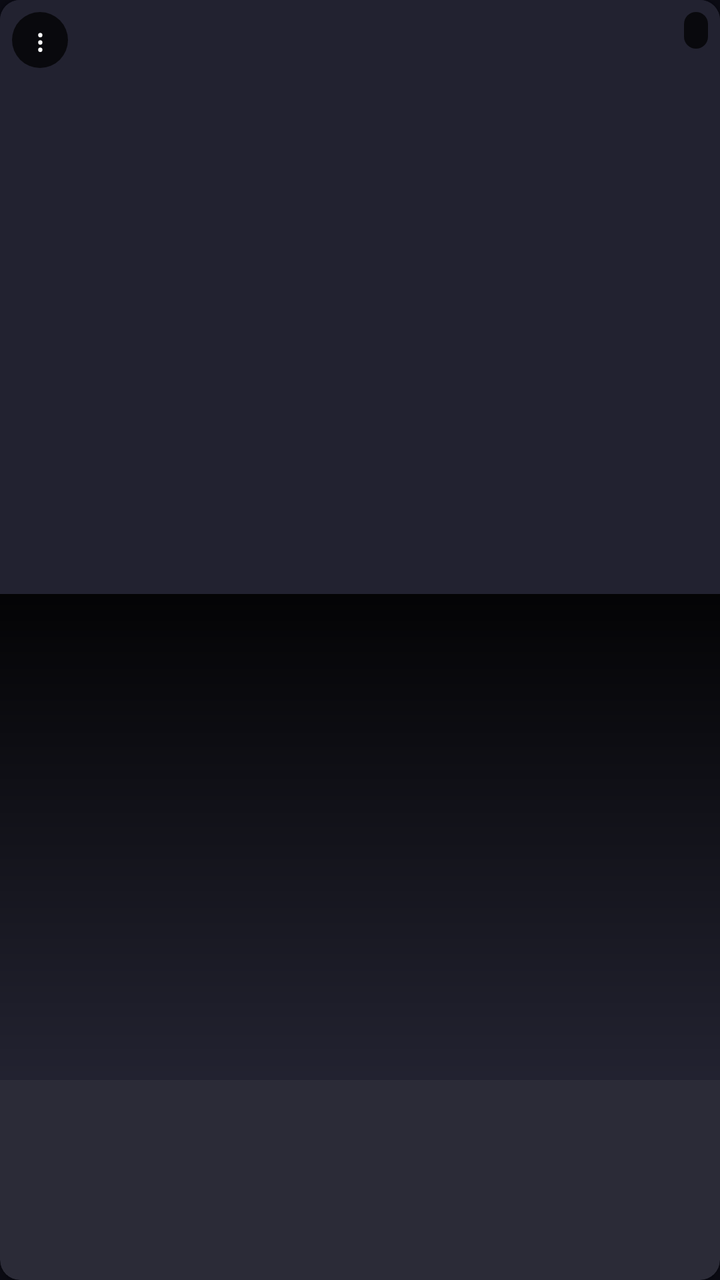
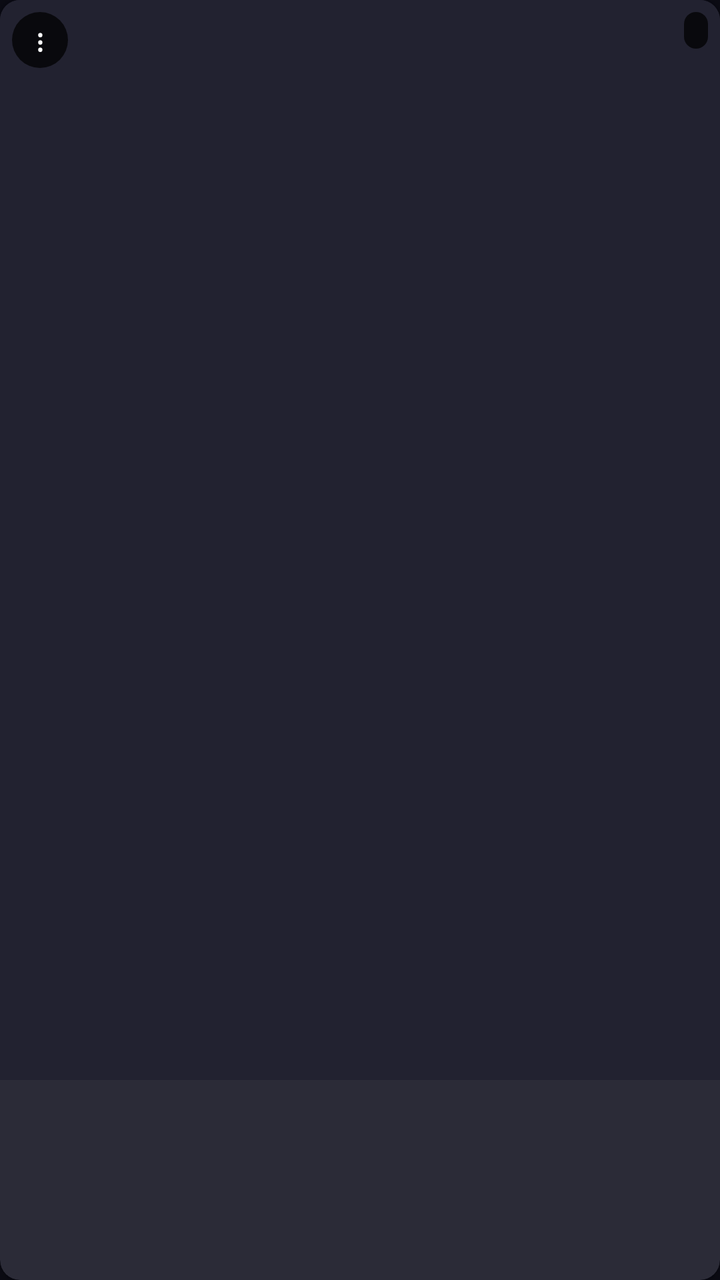

The first picture is an Android layout as it rendered before a commit; the second is the same layout after the commit. The layout source and the unified diff follow.
<!-- AndroidManifest.xml: application theme Theme.RetroTube -->
<!-- res/layout/item_video.xml -->
<?xml version="1.0" encoding="utf-8"?>
<com.google.android.material.card.MaterialCardView
    xmlns:android="http://schemas.android.com/apk/res/android"
    xmlns:app="http://schemas.android.com/apk/res-auto"
    android:id="@+id/videoCard"
    android:layout_width="match_parent"
    android:layout_height="wrap_content"
    android:layout_margin="6dp"
    android:clickable="true"
    android:focusable="true"
    app:cardBackgroundColor="@color/retro_surface"
    app:cardCornerRadius="10dp"
    app:cardElevation="3dp"
    app:rippleColor="@color/retro_teal">

    <androidx.constraintlayout.widget.ConstraintLayout
        android:layout_width="match_parent"
        android:layout_height="wrap_content">

        <ImageView
            android:id="@+id/videoThumbnail"
            android:layout_width="0dp"
            android:layout_height="0dp"
            android:scaleType="centerCrop"
            android:background="@color/thumbnail_placeholder"
            app:layout_constraintDimensionRatio="2:3"
            app:layout_constraintTop_toTopOf="parent"
            app:layout_constraintStart_toStartOf="parent"
            app:layout_constraintEnd_toEndOf="parent" />

        <View
            android:id="@+id/posterScrim"
            android:layout_width="0dp"
            android:layout_height="0dp"
            android:background="@drawable/poster_scrim"
            app:layout_constraintTop_toTopOf="@id/videoThumbnail"
            app:layout_constraintBottom_toBottomOf="@id/videoThumbnail"
            app:layout_constraintStart_toStartOf="@id/videoThumbnail"
            app:layout_constraintEnd_toEndOf="@id/videoThumbnail"
            app:layout_constraintVertical_bias="1"
            app:layout_constraintHeight_percent="0.45" />

        <TextView
            android:id="@+id/videoMenuButton"
            android:layout_width="28dp"
            android:layout_height="28dp"
            android:layout_margin="6dp"
            android:text="⋮"
            android:textColor="@android:color/white"
            android:textSize="16sp"
            android:gravity="center"
            android:background="@drawable/poster_icon_background"
            app:layout_constraintTop_toTopOf="@id/videoThumbnail"
            app:layout_constraintStart_toStartOf="@id/videoThumbnail" />

        <TextView
            android:id="@+id/presetBadge"
            android:layout_width="wrap_content"
            android:layout_height="wrap_content"
            android:layout_margin="6dp"
            android:paddingHorizontal="6dp"
            android:paddingVertical="3dp"
            android:background="@drawable/badge_background"
            android:textColor="@color/retro_teal"
            android:textSize="9sp"
            android:fontFamily="monospace"
            android:letterSpacing="0.02"
            app:layout_constraintTop_toTopOf="@id/videoThumbnail"
            app:layout_constraintEnd_toEndOf="@id/videoThumbnail" />

        <TextView
            android:id="@+id/videoLocationHint"
            android:layout_width="0dp"
            android:layout_height="wrap_content"
            android:layout_marginStart="8dp"
            android:layout_marginEnd="8dp"
            android:layout_marginBottom="1dp"
            android:textColor="@color/retro_teal"
            android:textSize="9.5sp"
            android:maxLines="1"
            android:ellipsize="end"
            android:visibility="gone"
            app:layout_constraintBottom_toTopOf="@id/videoName"
            app:layout_constraintStart_toStartOf="@id/videoThumbnail"
            app:layout_constraintEnd_toEndOf="@id/videoThumbnail" />

        <TextView
            android:id="@+id/videoName"
            android:layout_width="0dp"
            android:layout_height="wrap_content"
            android:layout_marginStart="8dp"
            android:layout_marginEnd="8dp"
            android:layout_marginBottom="10dp"
            android:textColor="@android:color/white"
            android:textSize="12.5sp"
            android:maxLines="2"
            android:ellipsize="end"
            app:layout_constraintBottom_toBottomOf="@id/videoThumbnail"
            app:layout_constraintStart_toStartOf="@id/videoThumbnail"
            app:layout_constraintEnd_toEndOf="@id/videoThumbnail" />

        <View
            android:id="@+id/progressBarTrack"
            android:layout_width="0dp"
            android:layout_height="3dp"
            android:background="@color/progress_track"
            android:visibility="gone"
            app:layout_constraintBottom_toBottomOf="@id/videoThumbnail"
            app:layout_constraintStart_toStartOf="@id/videoThumbnail"
            app:layout_constraintEnd_toEndOf="@id/videoThumbnail" />

        <View
            android:id="@+id/progressBarFill"
            android:layout_width="0dp"
            android:layout_height="3dp"
            android:background="@drawable/progress_bar_fill"
            android:visibility="gone"
            app:layout_constraintBottom_toBottomOf="@id/videoThumbnail"
            app:layout_constraintStart_toStartOf="@id/videoThumbnail" />

    </androidx.constraintlayout.widget.ConstraintLayout>

</com.google.android.material.card.MaterialCardView>
<!-- resources referenced by this layout -->
<resources>
  <color name="progress_track">#66000000</color>
  <color name="retro_surface">#1A1A26</color>
  <color name="retro_teal">#2FE6D0</color>
  <color name="thumbnail_placeholder">#222230</color>
  <!-- drawable badge_background (drawable) -->
  <?xml version="1.0" encoding="utf-8"?>
  <shape xmlns:android="http://schemas.android.com/apk/res/android">
      <solid android:color="#B8000000" />
      <corners android:radius="8dp" />
  </shape>
  <!-- drawable poster_icon_background (drawable) -->
  <?xml version="1.0" encoding="utf-8"?>
  <shape xmlns:android="http://schemas.android.com/apk/res/android"
      android:shape="oval">
      <solid android:color="#B8000000" />
  </shape>
  <!-- drawable poster_scrim (drawable) -->
  <?xml version="1.0" encoding="utf-8"?>
  <shape xmlns:android="http://schemas.android.com/apk/res/android">
      <gradient
          android:angle="90"
          android:startColor="#00000000"
          android:endColor="#E6000000" />
  </shape>
  <!-- drawable progress_bar_fill (drawable) -->
  <?xml version="1.0" encoding="utf-8"?>
  <shape xmlns:android="http://schemas.android.com/apk/res/android">
      <solid android:color="@color/retro_teal" />
      <corners android:radius="2dp" />
  </shape>
  <style name="Theme.RetroTube" parent="Theme.MaterialComponents.NoActionBar">
          <item name="colorPrimary">@color/retro_teal</item>
          <item name="colorPrimaryDark">@color/retro_background</item>
          <item name="colorOnPrimary">@color/retro_teal_on</item>
          <item name="colorSecondary">@color/retro_magenta</item>
          <item name="colorOnSecondary">@color/retro_magenta_on</item>
          <item name="colorSurface">@color/retro_surface</item>
          <item name="colorOnSurface">@color/retro_text_primary</item>
          <item name="colorOnBackground">@color/retro_text_primary</item>
          <item name="android:windowBackground">@color/retro_background</item>
          <item name="android:textColorPrimary">@color/retro_text_primary</item>
          <item name="android:textColorSecondary">@color/retro_text_muted</item>
          <item name="radioButtonStyle">@style/Widget.RetroTube.RadioButton</item>
          <item name="switchStyle">@style/Widget.RetroTube.Switch</item>
      </style>
  <color name="retro_background">#0B0B14</color>
  <color name="retro_teal_on">#05201C</color>
  <color name="retro_magenta">#FF2E88</color>
  <color name="retro_magenta_on">#2B0716</color>
  <color name="retro_text_primary">#F2F2F5</color>
  <color name="retro_text_muted">#9098A6</color>
  <style name="Widget.RetroTube.RadioButton" parent="Widget.MaterialComponents.CompoundButton.RadioButton">
          <item name="android:minHeight">56dp</item>
          <item name="android:paddingVertical">10dp</item>
          <item name="android:paddingStart">4dp</item>
          <item name="android:gravity">center_vertical</item>
      </style>
  <style name="Widget.RetroTube.Switch" parent="Widget.MaterialComponents.CompoundButton.Switch">
          <item name="android:minHeight">56dp</item>
          <item name="android:paddingVertical">10dp</item>
          <item name="android:paddingStart">4dp</item>
          <item name="android:gravity">center_vertical</item>
      </style>
</resources>

<!-- the commit's change to res/layout/item_video.xml (unified diff, before → after) -->
@@ -28,18 +28,6 @@
             app:layout_constraintStart_toStartOf="parent"
             app:layout_constraintEnd_toEndOf="parent" />
 
-        <View
-            android:id="@+id/posterScrim"
-            android:layout_width="0dp"
-            android:layout_height="0dp"
-            android:background="@drawable/poster_scrim"
-            app:layout_constraintTop_toTopOf="@id/videoThumbnail"
-            app:layout_constraintBottom_toBottomOf="@id/videoThumbnail"
-            app:layout_constraintStart_toStartOf="@id/videoThumbnail"
-            app:layout_constraintEnd_toEndOf="@id/videoThumbnail"
-            app:layout_constraintVertical_bias="1"
-            app:layout_constraintHeight_percent="0.45" />
-
         <TextView
             android:id="@+id/videoMenuButton"
             android:layout_width="28dp"
@@ -68,37 +56,6 @@
             app:layout_constraintTop_toTopOf="@id/videoThumbnail"
             app:layout_constraintEnd_toEndOf="@id/videoThumbnail" />
 
-        <TextView
-            android:id="@+id/videoLocationHint"
-            android:layout_width="0dp"
-            android:layout_height="wrap_content"
-            android:layout_marginStart="8dp"
-            android:layout_marginEnd="8dp"
-            android:layout_marginBottom="1dp"
-            android:textColor="@color/retro_teal"
-            android:textSize="9.5sp"
-            android:maxLines="1"
-            android:ellipsize="end"
-            android:visibility="gone"
-            app:layout_constraintBottom_toTopOf="@id/videoName"
-            app:layout_constraintStart_toStartOf="@id/videoThumbnail"
-            app:layout_constraintEnd_toEndOf="@id/videoThumbnail" />
-
-        <TextView
-            android:id="@+id/videoName"
-            android:layout_width="0dp"
-            android:layout_height="wrap_content"
-            android:layout_marginStart="8dp"
-            android:layout_marginEnd="8dp"
-            android:layout_marginBottom="10dp"
-            android:textColor="@android:color/white"
-            android:textSize="12.5sp"
-            android:maxLines="2"
-            android:ellipsize="end"
-            app:layout_constraintBottom_toBottomOf="@id/videoThumbnail"
-            app:layout_constraintStart_toStartOf="@id/videoThumbnail"
-            app:layout_constraintEnd_toEndOf="@id/videoThumbnail" />
-
         <View
             android:id="@+id/progressBarTrack"
             android:layout_width="0dp"
@@ -118,6 +75,39 @@
             app:layout_constraintBottom_toBottomOf="@id/videoThumbnail"
             app:layout_constraintStart_toStartOf="@id/videoThumbnail" />
 
+        <TextView
+            android:id="@+id/videoLocationHint"
+            android:layout_width="0dp"
+            android:layout_height="wrap_content"
+            android:layout_marginStart="8dp"
+            android:layout_marginEnd="8dp"
+            android:layout_marginTop="6dp"
+            android:textColor="@color/retro_teal"
+            android:textSize="9.5sp"
+            android:maxLines="1"
+            android:ellipsize="start"
+            android:visibility="gone"
+            app:layout_constraintTop_toBottomOf="@id/videoThumbnail"
+            app:layout_constraintStart_toStartOf="parent"
+            app:layout_constraintEnd_toEndOf="parent" />
+
+        <TextView
+            android:id="@+id/videoName"
+            android:layout_width="0dp"
+            android:layout_height="wrap_content"
+            android:layout_marginStart="8dp"
+            android:layout_marginEnd="8dp"
+            android:layout_marginTop="2dp"
+            android:layout_marginBottom="8dp"
+            android:textColor="@color/retro_text_primary"
+            android:textSize="12.5sp"
+            android:maxLines="2"
+            android:ellipsize="end"
+            app:layout_constraintTop_toBottomOf="@id/videoLocationHint"
+            app:layout_constraintStart_toStartOf="parent"
+            app:layout_constraintEnd_toEndOf="parent"
+            app:layout_constraintBottom_toBottomOf="parent" />
+
     </androidx.constraintlayout.widget.ConstraintLayout>
 
 </com.google.android.material.card.MaterialCardView>
<!-- resource entries referenced after the edit -->
@@ -15,14 +15,6 @@
   <shape xmlns:android="http://schemas.android.com/apk/res/android"
       android:shape="oval">
       <solid android:color="#B8000000" />
-  </shape>
-  <!-- drawable poster_scrim (drawable) -->
-  <?xml version="1.0" encoding="utf-8"?>
-  <shape xmlns:android="http://schemas.android.com/apk/res/android">
-      <gradient
-          android:angle="90"
-          android:startColor="#00000000"
-          android:endColor="#E6000000" />
   </shape>
   <!-- drawable progress_bar_fill (drawable) -->
   <?xml version="1.0" encoding="utf-8"?>
